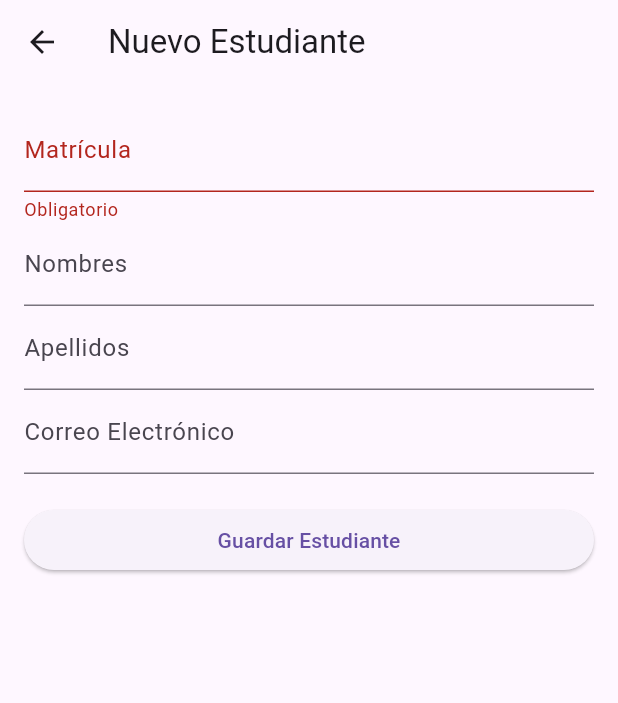
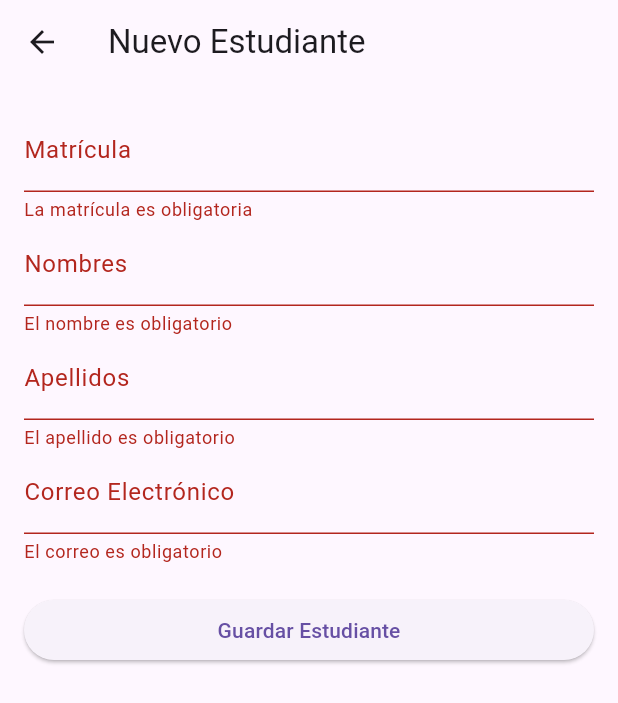
Before and after one commit to ManzanillaSebastian/Frontend-LP, a Flutter app: the RegistroEstudianteScreen screen opened directly, after a tap on "Guardar Estudiante", on a phone screen of 412 x 824 dp. Shown: the top 703 px of the screen. Run offline on Flutter 3.47's test engine with Material 3 defaults, Android fonts, the phone set to English and light mode, and no system bars; network calls fail.

Commit message:
trycatch al formulario

```diff
--- a/frontend_event_manager/lib/screens/registro_estudiante_screen.dart
+++ b/frontend_event_manager/lib/screens/registro_estudiante_screen.dart
@@ -12,7 +12,6 @@ class _RegistroEstudianteScreenState extends State<RegistroEstudianteScreen> {
   final _formKey = GlobalKey<FormState>();
   final ApiService apiService = ApiService();
 
-  // Controladores para capturar el texto
   final TextEditingController _matriculaController = TextEditingController();
   final TextEditingController _nombresController = TextEditingController();
   final TextEditingController _apellidosController = TextEditingController();
@@ -20,18 +19,36 @@ class _RegistroEstudianteScreenState extends State<RegistroEstudianteScreen> {
 
   void _enviar() async {
     if (_formKey.currentState!.validate()) {
-      final exito = await apiService.crearEstudiante({
+      try {
+        // Ahora llamamos a la función dentro de un try
+        await apiService.crearEstudiante({
           "matricula": _matriculaController.text,
           "nombres": _nombresController.text,
           "apellidos": _apellidosController.text,
           "correo": _correoController.text,
         });
 
+        // Si la ejecución llega aquí, significa que fue exitoso (201 Created)
         if (mounted) {
           ScaffoldMessenger.of(context).showSnackBar(
-          SnackBar(content: Text(exito ? "Estudiante registrado" : "Error al registrar")),
+            const SnackBar(
+              content: Text("✅ Estudiante registrado con éxito"),
+              backgroundColor: Colors.green,
+            ),
           );
-        if (exito) Navigator.pop(context);
+          Navigator.pop(context);
+        }
+      } catch (e) {
+        // Aquí capturamos el 'throw' que definimos en el ApiService
+        if (mounted) {
+          ScaffoldMessenger.of(context).showSnackBar(
+            SnackBar(
+              content: Text("❌ Error: $e"), // Muestra el mensaje real del backend
+              backgroundColor: Colors.red,
+              duration: const Duration(seconds: 5),
+            ),
+          );
+        }
       }
     }
   }
@@ -45,12 +62,40 @@ class _RegistroEstudianteScreenState extends State<RegistroEstudianteScreen> {
         child: ListView(
           padding: const EdgeInsets.all(16),
           children: [
-            TextFormField(controller: _matriculaController, decoration: const InputDecoration(labelText: "Matrícula"), validator: (v) => v!.isEmpty ? "Obligatorio" : null),
-            TextFormField(controller: _nombresController, decoration: const InputDecoration(labelText: "Nombres")),
-            TextFormField(controller: _apellidosController, decoration: const InputDecoration(labelText: "Apellidos")),
-            TextFormField(controller: _correoController, decoration: const InputDecoration(labelText: "Correo Electrónico")),
+            TextFormField(
+              controller: _matriculaController,
+              decoration: const InputDecoration(labelText: "Matrícula"),
+              validator: (v) {
+                if (v == null || v.isEmpty) return "La matrícula es obligatoria";
+                if (v.length > 9) return "Máximo 9 caracteres";
+                return null;
+              },
+            ),
+            TextFormField(
+              controller: _nombresController,
+              decoration: const InputDecoration(labelText: "Nombres"),
+              validator: (v) => v!.isEmpty ? "El nombre es obligatorio" : null,
+            ),
+            TextFormField(
+              controller: _apellidosController,
+              decoration: const InputDecoration(labelText: "Apellidos"),
+              validator: (v) => v!.isEmpty ? "El apellido es obligatorio" : null,
+            ),
+            TextFormField(
+              controller: _correoController,
+              decoration: const InputDecoration(labelText: "Correo Electrónico"),
+              keyboardType: TextInputType.emailAddress,
+              validator: (v) {
+                if (v == null || v.isEmpty) return "El correo es obligatorio";
+                if (!v.contains('@')) return "Ingresa un correo válido";
+                return null;
+              },
+            ),
             const SizedBox(height: 20),
-            ElevatedButton(onPressed: _enviar, child: const Text("Guardar Estudiante")),
+            ElevatedButton(
+              onPressed: _enviar,
+              child: const Text("Guardar Estudiante"),
+            ),
           ],
         ),
       ),
--- a/frontend_event_manager/lib/services/api_service.dart
+++ b/frontend_event_manager/lib/services/api_service.dart
@@ -5,7 +5,7 @@ import '../models/estudiante.dart';
 
 class ApiService {
   // Asegúrate de actualizar esta URL si Codespaces te da una nueva al reiniciar!!!!!
-  static const String baseUrl = "https://jubilant-enigma-pqjxp6q7rvv3rxw6-8000.app.github.dev";
+  static const String baseUrl = "https://special-pancake-qg7wpxgv9pxf4j5x-8000.app.github.dev/";
 
   // 1. OBTENER LISTA DE EVENTOS
   Future<List<Evento>> getEventos() async {
@@ -47,13 +47,26 @@ class ApiService {
   }
 
   // 4. REGISTRAR NUEVO ESTUDIANTE (Para RegistroEstudianteScreen)
-  Future<bool> crearEstudiante(Map<String, dynamic> datos) async {
+  Future<void> crearEstudiante(Map<String, dynamic> datos) async {
     final response = await http.post(
       Uri.parse('$baseUrl/estudiantes/'),
       headers: {"Content-Type": "application/json"},
       body: jsonEncode(datos),
     );
-    return response.statusCode == 201;
+
+    if (response.statusCode != 201) {
+      final errorData = jsonDecode(response.body);
+
+      String mensajeError = "Error en el registro";
+
+      if (errorData is Map) {
+        // Tomamos el primer error que aparezca en el JSON
+        var primerError = errorData.values.first;
+        mensajeError = primerError is List ? primerError[0] : primerError.toString();
+      }
+
+      throw mensajeError; // Esto envía el error a la pantalla
+    }
   }
 
   // 5. REGISTRAR UNA INSCRIPCIÓN (Para el botón confirmar de InscripcionScreen)
```
Lines whose indentation alone changed are shown as unchanged.
